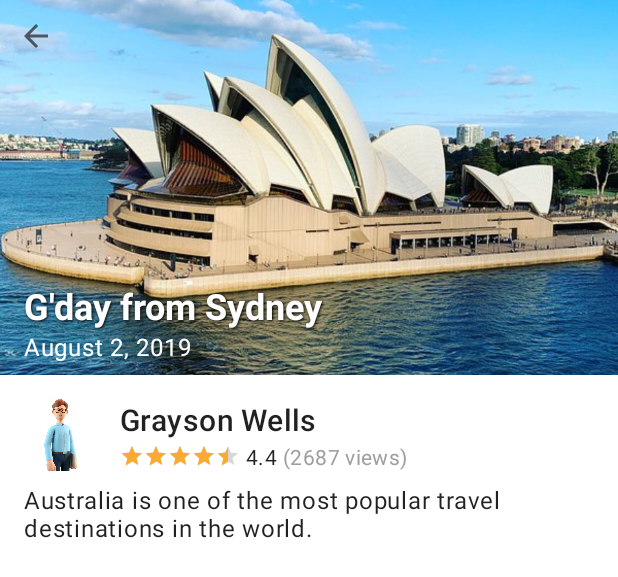
After one commit to dan424gg/EnvironmentWatcher, an Android app: the layout activity_blog_details.xml on its own in the app's theme, with its tools: preview values and no code run, on a phone screen of 412 x 824 dp. The commit adds this screen. Shown: the top 577 px of the screen. Run offline under Robolectric (Android 15) with nearby library versions, the phone set to English and light mode, and no system bars.

```diff
--- a/TravelBlog2/app/src/main/java/MainActivity.kt
+++ b/TravelBlog2/app/src/main/java/MainActivity.kt
@@ -1,5 +1,6 @@
 package com.travelblog
 
+import android.content.Intent
 import android.os.Bundle
 import android.widget.TextView
 import androidx.appcompat.app.AppCompatActivity
@@ -15,6 +16,8 @@ class MainActivity : AppCompatActivity() {
 
         binding.mainTextView.text = "This is my app"
         // activity is created
+
+        startActivity(Intent(this, BlogDetailsActivity::class.java))
     }
 
     override fun onDestroy() {
--- /dev/null
+++ b/TravelBlog2/app/src/main/res/drawable/baseline_arrow_back_24.xml
@@ -0,0 +1,3 @@
+<vector xmlns:android="http://schemas.android.com/apk/res/android" android:width="24dp" android:height="24dp" android:viewportWidth="24" android:viewportHeight="24" android:tint="?attr/colorControlNormal" android:autoMirrored="true">
+  <path android:fillColor="@android:color/white" android:pathData="M20,11H7.83l5.59,-5.59L12,4l-8,8 8,8 1.41,-1.41L7.83,13H20v-2z"/>
+</vector>
--- /dev/null
+++ b/TravelBlog2/app/src/main/res/layout/activity_blog_details.xml
@@ -0,0 +1,138 @@
+<?xml version="1.0" encoding="utf-8"?>
+<androidx.constraintlayout.widget.ConstraintLayout xmlns:android="http://schemas.android.com/apk/res/android"
+    xmlns:app="http://schemas.android.com/apk/res-auto"
+    android:layout_width="match_parent"
+    android:layout_height="match_parent">
+
+    <!-- Used for a specific image being shown in activity -->
+    <ImageView
+        android:id="@+id/imageMain"
+        android:layout_width="0dp"
+        android:layout_height="250dp"
+        android:src="@drawable/sydney"
+        android:background="#ff0000"
+        android:scaleType="centerCrop"
+        app:layout_constraintEnd_toEndOf="parent"
+        app:layout_constraintStart_toStartOf="parent"
+        app:layout_constraintTop_toTopOf="parent"
+        />
+
+    <ImageView
+        android:id="@+id/imageBack"
+        android:layout_width="48dp"
+        android:layout_height="48dp"
+        android:scaleType="centerInside"
+        app:layout_constraintStart_toStartOf="parent"
+        app:layout_constraintTop_toTopOf="parent"
+        app:srcCompat="@drawable/baseline_arrow_back_24" />
+
+    <TextView
+        android:id="@+id/textDate"
+        style="@style/TextAppearance.MaterialComponents.Body1"
+        android:layout_width="0dp"
+        android:layout_height="wrap_content"
+        android:layout_marginStart="16dp"
+        android:layout_marginEnd="16dp"
+        android:layout_marginBottom="8dp"
+        android:shadowDx="1"
+        android:shadowDy="1"
+        android:shadowRadius="2"
+        android:text="August 2, 2019"
+        android:textColor="@android:color/white"
+        app:layout_constraintBottom_toBottomOf="@+id/imageMain"
+        app:layout_constraintEnd_toEndOf="parent"
+        app:layout_constraintStart_toStartOf="parent"/>
+
+    <TextView
+        android:id="@+id/textTitle"
+        style="@style/TextAppearance.MaterialComponents.Headline5"
+        android:layout_width="0dp"
+        android:layout_height="wrap_content"
+        android:layout_marginLeft="16dp"
+        android:layout_marginRight="16dp"
+        android:shadowColor="@android:color/black"
+        android:shadowDx="1"
+        android:shadowDy="1"
+        android:shadowRadius="2"
+        android:text="G'day from Sydney"
+        android:textColor="@android:color/white"
+        android:textStyle="bold"
+        app:layout_constraintBottom_toTopOf="@+id/textDate"
+        app:layout_constraintEnd_toEndOf="parent"
+        app:layout_constraintStart_toStartOf="parent" />
+
+    <ImageView
+        android:id="@+id/imageAvatar"
+        android:layout_width="48dp"
+        android:layout_height="48dp"
+        android:layout_marginStart="16dp"
+        android:layout_marginTop="16dp"
+        android:scaleType="centerCrop"
+        android:src="@drawable/happy_man"
+        app:layout_constraintStart_toStartOf="parent"
+        app:layout_constraintTop_toBottomOf="@+id/imageMain" />
+
+    <TextView
+        android:id="@+id/textAuthor"
+        style="@style/TextAppearance.MaterialComponents.Headline6"
+        android:layout_width="0dp"
+        android:layout_height="wrap_content"
+        android:layout_marginStart="16dp"
+        android:layout_marginEnd="16dp"
+        android:text="Grayson Wells"
+        app:layout_constraintEnd_toEndOf="parent"
+        app:layout_constraintStart_toEndOf="@+id/imageAvatar"
+        app:layout_constraintTop_toTopOf="@+id/imageAvatar" />
+
+    <RatingBar
+        android:id="@+id/ratingBar"
+        style="?android:attr/ratingBarStyleSmall"
+        android:layout_width="wrap_content"
+        android:layout_height="wrap_content"
+        android:layout_marginStart="16dp"
+        android:isIndicator="true"
+        android:numStars="5"
+        android:rating="4.4"
+        android:stepSize="0.1"
+        app:layout_constraintBottom_toBottomOf="@+id/imageAvatar"
+        app:layout_constraintStart_toEndOf="@+id/imageAvatar"
+        app:layout_constraintTop_toBottomOf="@+id/textAuthor" />
+
+    <TextView
+        android:id="@+id/textRating"
+        style="@style/TextAppearance.MaterialComponents.Body2"
+        android:layout_width="0dp"
+        android:layout_height="wrap_content"
+        android:layout_marginStart="4dp"
+        android:text="4.4"
+        app:layout_constraintBottom_toBottomOf="@id/ratingBar"
+        app:layout_constraintStart_toEndOf="@id/ratingBar"
+        app:layout_constraintTop_toTopOf="@+id/ratingBar" />
+
+    <TextView
+        android:id="@+id/textViews"
+        style="@style/TextAppearance.MaterialComponents.Body2"
+        android:layout_width="0dp"
+        android:layout_height="wrap_content"
+        android:layout_marginStart="4dp"
+        android:text="(2687 views)"
+        android:textColor="@color/grey500"
+        app:layout_constraintBottom_toBottomOf="@id/ratingBar"
+        app:layout_constraintStart_toEndOf="@id/textRating"
+        app:layout_constraintTop_toTopOf="@+id/ratingBar" />
+
+    <TextView
+        android:id="@+id/textDescription"
+        style="@style/TextAppearance.MaterialComponents.Body1"
+        android:layout_width="0dp"
+        android:layout_height="wrap_content"
+        android:layout_marginLeft="16dp"
+        android:layout_marginTop="8dp"
+        android:layout_marginRight="16dp"
+        android:text="Australia is one of the most popular travel destinations in the world."
+        app:layout_constraintEnd_toEndOf="parent"
+        app:layout_constraintStart_toStartOf="parent"
+        app:layout_constraintTop_toBottomOf="@+id/imageAvatar" />
+
+
+</androidx.constraintlayout.widget.ConstraintLayout>
--- a/TravelBlog2/app/src/main/res/values/colors.xml
+++ b/TravelBlog2/app/src/main/res/values/colors.xml
@@ -11,4 +11,5 @@
     <color name="teal_700">#FF018786</color>
     <color name="black">#FF000000</color>
     <color name="white">#FFFFFFFF</color>
+    <color name="grey500">#9E9E9E</color>
 </resources>
```
Also changed, not shown: TravelBlog2/app/build.gradle (+7 -1 lines), TravelBlog2/app/src/main/AndroidManifest.xml (+6 -1 lines), TravelBlog2/app/src/main/java/BlogDetailsActivity.kt (added, +50 -0 lines), TravelBlog2/app/src/main/java/BlogHttpClient.kt (added, +26 -0 lines), TravelBlog2/app/src/main/java/BlogModel.kt (added, +20 -0 lines), TravelBlog2/app/src/main/res/drawable/happy_man.jpg (added), TravelBlog2/app/src/main/res/drawable/sydney.jpg (added), 431 other files.
